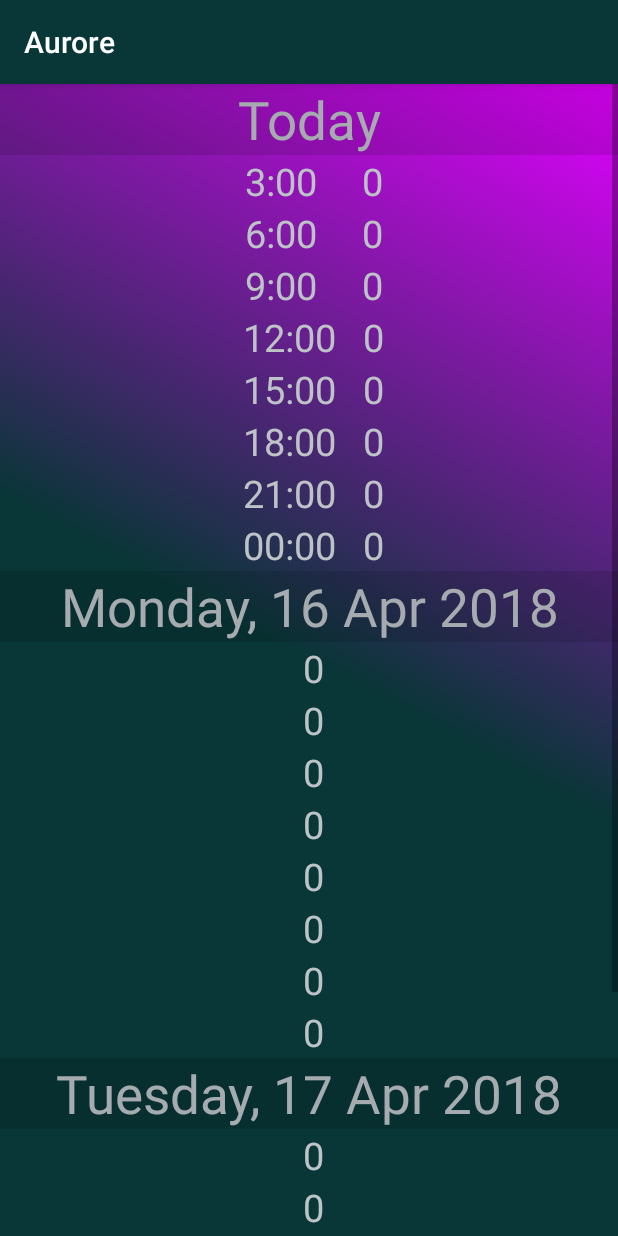
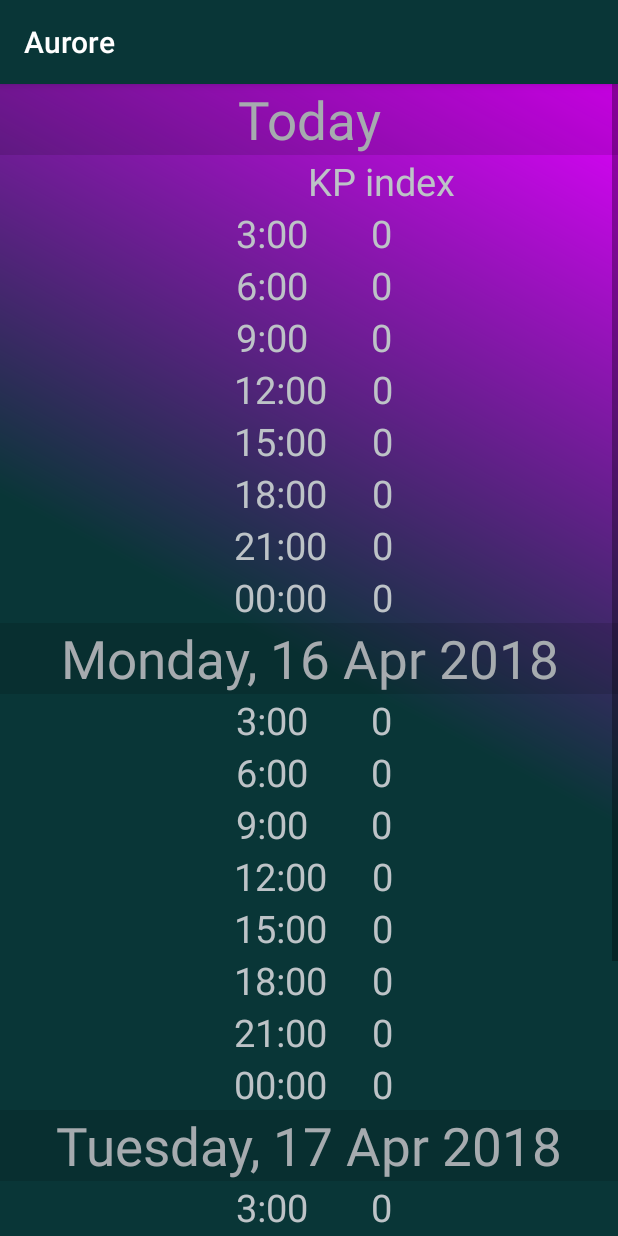
Before and after one commit to ArmandPro/Aurore2, an Android app: the ForecastActivity screen opened directly, with no data from a screen before it, on a phone screen of 412 x 824 dp. Run offline under Robolectric (Android 15) with nearby library versions, the phone set to English and light mode, and no system bars; our stand-ins replace AdMob.

Commit message:
forecast correction, notification finalisation

```diff
--- a/app/src/main/java/com/example/etudes/aurore/ForecastActivity.java
+++ b/app/src/main/java/com/example/etudes/aurore/ForecastActivity.java
@@ -124,49 +124,49 @@ public class ForecastActivity extends AppCompatActivity {
             tvday10.setText(formater.format(tom));
             tvday110.setText(formater.format(dt));
         }
-        tv0.setText(" 3:00     " + ForecastValue.FORECAST[0][1]);
+        tv0.setText(" 3:00       " + ForecastValue.FORECAST[0][1]);
         if(ForecastValue.FORECAST[0][1]== kpmed) {
             tv0.setTextColor(colorRedLight);
         }else if(ForecastValue.FORECAST[0][1]>= kphi){
             tv0.setTextColor(colorRed); }
 
-        tv1.setText(" 6:00     " + ForecastValue.FORECAST[0][2]);
+        tv1.setText(" 6:00       " + ForecastValue.FORECAST[0][2]);
         if(ForecastValue.FORECAST[0][2]== kpmed) {
             tv1.setTextColor(colorRedLight);
         }else if(ForecastValue.FORECAST[0][2]>= kphi){
             tv1.setTextColor(colorRed); }
 
-        tv2.setText(" 9:00     " + ForecastValue.FORECAST[0][3]);
+        tv2.setText(" 9:00       " + ForecastValue.FORECAST[0][3]);
         if(ForecastValue.FORECAST[0][3]== kpmed) {
             tv2.setTextColor(colorRedLight);
         }else if(ForecastValue.FORECAST[0][3]>= kphi){
             tv2.setTextColor(colorRed); }
 
-        tv3.setText(" 12:00   " + ForecastValue.FORECAST[0][4]);
+        tv3.setText(" 12:00     " + ForecastValue.FORECAST[0][4]);
         if(ForecastValue.FORECAST[0][4]== kpmed) {
             tv3.setTextColor(colorRedLight);
         }else if(ForecastValue.FORECAST[0][4]>= kphi){
             tv3.setTextColor(colorRed); }
 
-        tv4.setText(" 15:00   " + ForecastValue.FORECAST[0][5]);
+        tv4.setText(" 15:00     " + ForecastValue.FORECAST[0][5]);
         if(ForecastValue.FORECAST[0][5]== kpmed) {
             tv4.setTextColor(colorRedLight);
         }else if(ForecastValue.FORECAST[0][5]>= kphi){
             tv4.setTextColor(colorRed); }
 
-        tv5.setText(" 18:00   " + ForecastValue.FORECAST[0][6]);
+        tv5.setText(" 18:00     " + ForecastValue.FORECAST[0][6]);
         if(ForecastValue.FORECAST[0][6]== kpmed) {
             tv5.setTextColor(colorRedLight);
         }else if(ForecastValue.FORECAST[0][6]>= kphi){
             tv5.setTextColor(colorRed); }
 
-        tv6.setText(" 21:00   " + ForecastValue.FORECAST[0][7]);
+        tv6.setText(" 21:00     " + ForecastValue.FORECAST[0][7]);
         if(ForecastValue.FORECAST[0][7]== kpmed) {
             tv6.setTextColor(colorRedLight);
         }else if(ForecastValue.FORECAST[0][7]>= kphi){
             tv6.setTextColor(colorRed); }
 
-        tv7.setText(" 00:00   " + ForecastValue.FORECAST[1][0]);
+        tv7.setText(" 00:00     " + ForecastValue.FORECAST[1][0]);
         if(ForecastValue.FORECAST[1][0]== kpmed) {
             tv7.setTextColor(colorRedLight);
         }else if(ForecastValue.FORECAST[1][0]>= kphi){
@@ -177,49 +177,49 @@ public class ForecastActivity extends AppCompatActivity {
 
 
 
-        tv10.setText(" " + ForecastValue.FORECAST[1][1]);
+        tv10.setText(" 3:00       " + ForecastValue.FORECAST[1][1]);
         if(ForecastValue.FORECAST[1][1]== kpmed) {
             tv10.setTextColor(colorRedLight);
         }else if(ForecastValue.FORECAST[1][1]>= kphi){
             tv10.setTextColor(colorRed); }
 
-        tv11.setText(" " + ForecastValue.FORECAST[1][2]);
+        tv11.setText(" 6:00       " + ForecastValue.FORECAST[1][2]);
         if(ForecastValue.FORECAST[1][2]== kpmed) {
             tv11.setTextColor(colorRedLight);
         }else if(ForecastValue.FORECAST[1][2]>= kphi){
             tv11.setTextColor(colorRed); }
 
-        tv12.setText(" " + ForecastValue.FORECAST[1][3]);
+        tv12.setText(" 9:00       " + ForecastValue.FORECAST[1][3]);
         if(ForecastValue.FORECAST[1][3]== kpmed) {
             tv12.setTextColor(colorRedLight);
         }else if(ForecastValue.FORECAST[1][3]>= kphi){
             tv12.setTextColor(colorRed); }
 
-        tv13.setText(" " + ForecastValue.FORECAST[1][4]);
+        tv13.setText(" 12:00     " + ForecastValue.FORECAST[1][4]);
         if(ForecastValue.FORECAST[1][4]== kpmed) {
             tv13.setTextColor(colorRedLight);
         }else if(ForecastValue.FORECAST[1][4]>= kphi){
             tv13.setTextColor(colorRed); }
 
-        tv14.setText(" " + ForecastValue.FORECAST[1][5]);
+        tv14.setText(" 15:00     " + ForecastValue.FORECAST[1][5]);
         if(ForecastValue.FORECAST[1][5]== kpmed) {
             tv14.setTextColor(colorRedLight);
         }else if(ForecastValue.FORECAST[1][5]>= kphi){
             tv14.setTextColor(colorRed); }
 
-        tv15.setText(" " + ForecastValue.FORECAST[1][6]);
+        tv15.setText(" 18:00     " + ForecastValue.FORECAST[1][6]);
         if(ForecastValue.FORECAST[1][0]== kpmed) {
             tv15.setTextColor(colorRedLight);
         }else if(ForecastValue.FORECAST[1][0]>= kphi){
             tv15.setTextColor(colorRed); }
 
-        tv16.setText(" " + ForecastValue.FORECAST[1][7]);
+        tv16.setText(" 21:00     " + ForecastValue.FORECAST[1][7]);
         if(ForecastValue.FORECAST[1][7]== kpmed) {
             tv16.setTextColor(colorRedLight);
         }else if(ForecastValue.FORECAST[1][7]>= kphi){
             tv7.setTextColor(colorRed); }
 
-        tv17.setText(" " + ForecastValue.FORECAST[2][0]);
+        tv17.setText(" 00:00     " + ForecastValue.FORECAST[2][0]);
         if(ForecastValue.FORECAST[2][0]== kpmed) {
             tv17.setTextColor(colorRedLight);
         }else if(ForecastValue.FORECAST[2][0]>= kphi){
@@ -231,43 +231,43 @@ public class ForecastActivity extends AppCompatActivity {
 
 
 
-        tv110.setText(" " + ForecastValue.FORECAST[2][1]);
+        tv110.setText(" 3:00       " + ForecastValue.FORECAST[2][1]);
         if(ForecastValue.FORECAST[2][1]== kpmed) {
             tv110.setTextColor(colorRedLight);
         }else if(ForecastValue.FORECAST[2][1]>= kphi){
             tv110.setTextColor(colorRed); }
 
-        tv111.setText(" " + ForecastValue.FORECAST[2][2]);
+        tv111.setText(" 6:00       " + ForecastValue.FORECAST[2][2]);
         if(ForecastValue.FORECAST[2][2]== kpmed) {
             tv111.setTextColor(colorRedLight);
         }else if(ForecastValue.FORECAST[2][2]>= kphi){
             tv111.setTextColor(colorRed); }
 
-        tv112.setText(" " + ForecastValue.FORECAST[2][3]);
+        tv112.setText(" 9:00       " + ForecastValue.FORECAST[2][3]);
         if(ForecastValue.FORECAST[2][3]== kpmed) {
             tv112.setTextColor(colorRedLight);
         }else if(ForecastValue.FORECAST[2][3]>= kphi){
             tv112.setTextColor(colorRed); }
 
-        tv113.setText(" " + ForecastValue.FORECAST[2][4]);
+        tv113.setText(" 12:00     " + ForecastValue.FORECAST[2][4]);
         if(ForecastValue.FORECAST[2][4]== kpmed) {
             tv113.setTextColor(colorRedLight);
         }else if(ForecastValue.FORECAST[2][4]>= kphi){
             tv113.setTextColor(colorRed); }
 
-        tv114.setText(" " + ForecastValue.FORECAST[2][5]);
+        tv114.setText(" 15:00     " + ForecastValue.FORECAST[2][5]);
         if(ForecastValue.FORECAST[2][5]== kpmed) {
             tv114.setTextColor(colorRedLight);
         }else if(ForecastValue.FORECAST[2][5]>= kphi){
             tv114.setTextColor(colorRed); }
 
-        tv115.setText(" " + ForecastValue.FORECAST[2][6]);
+        tv115.setText(" 18:00     " + ForecastValue.FORECAST[2][6]);
         if(ForecastValue.FORECAST[2][6]== kpmed) {
             tv115.setTextColor(colorRedLight);
         }else if(ForecastValue.FORECAST[2][6]>= kphi){
             tv115.setTextColor(colorRed); }
 
-        tv116.setText(" " + ForecastValue.FORECAST[2][7]);
+        tv116.setText(" 21:00     " + ForecastValue.FORECAST[2][7]);
         tv117.setText(" "); //no forecast
 
 
--- a/app/src/main/res/layout/activity_display_images.xml
+++ b/app/src/main/res/layout/activity_display_images.xml
@@ -2,6 +2,7 @@
 <RelativeLayout xmlns:android="http://schemas.android.com/apk/res/android"
     xmlns:tools="http://schemas.android.com/tools"
     android:layout_width="match_parent"
+    android:background="@drawable/gradient2"
     android:layout_height="match_parent"
     tools:context="com.example.etudes.aurore.DisplayImagesActivity">
 
@@ -9,6 +10,7 @@
         android:layout_width="fill_parent"
         android:layout_height="fill_parent"
         android:id="@+id/recyclerView"
+        android:background="@drawable/gradient2"
         android:layout_alignParentTop="true"
         android:layout_alignParentLeft="true"
         android:layout_alignParentStart="true">
--- a/app/src/main/res/layout/activity_forecast.xml
+++ b/app/src/main/res/layout/activity_forecast.xml
@@ -30,6 +30,15 @@
                 android:text="Today"
                 android:textAlignment="center"
                 android:textSize="35dp" />
+
+            <TextView
+                android:id="@+id/textView001"
+                android:layout_width="match_parent"
+                android:layout_height="wrap_content"
+                android:textSize="25dp"
+                android:textColor="@color/textColor"
+                android:textAlignment="center"
+                android:text="                 KP index " />
 
             <TextView
                 android:id="@+id/textView2"
@@ -283,16 +292,7 @@
                 android:text="TextView" />
 
 
-            <com.google.android.gms.ads.AdView
-                xmlns:ads="http://schemas.android.com/apk/res-auto"
-                android:id="@+id/adView"
-                android:layout_width="wrap_content"
-                android:layout_height="wrap_content"
-                android:layout_centerHorizontal="true"
-                android:layout_alignParentBottom="true"
-                ads:adSize="BANNER"
-                ads:adUnitId="ca-app-pub-8844459388456125/9817794559">
-            </com.google.android.gms.ads.AdView>
+
 
         </LinearLayout>
     </ScrollView>
```
Also changed, not shown: app/src/main/java/com/example/etudes/aurore/MainActivity.java (+15 -3 lines), app/src/main/res/layout/activity_gallery.xml (+8 -3 lines), app/src/main/res/layout/activity_main.xml (+6 -13 lines).
